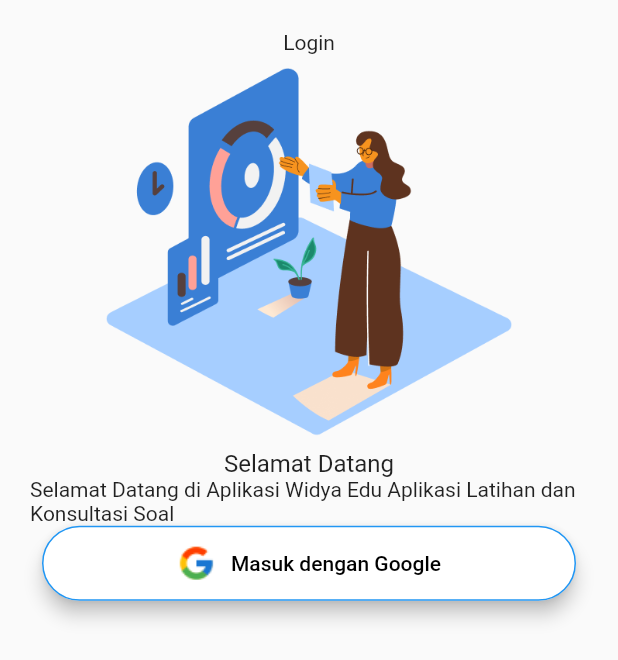
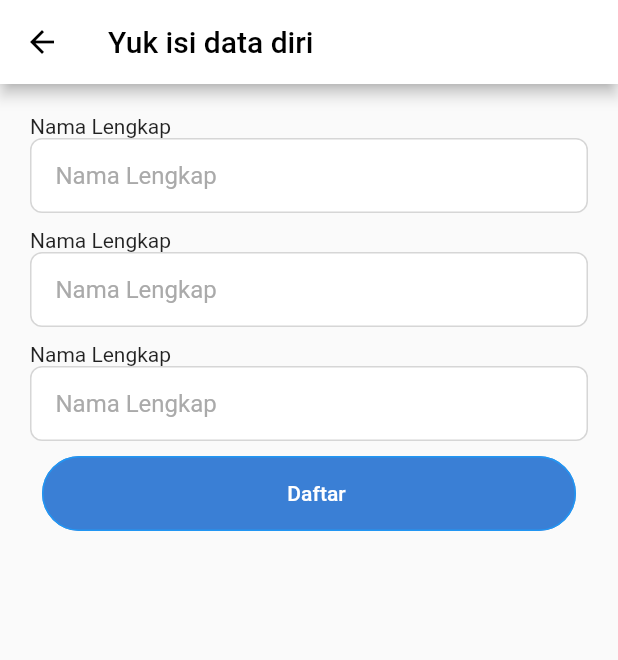
Before and after one commit to kimebmen/latihansoal, a Flutter app: the LoginPage screen opened directly, after a tap on "Masuk dengan Google", on a phone screen of 412 x 824 dp. Shown: the top 660 px of the screen. Run offline on Flutter 3.47's test engine with Material 2 defaults, Android fonts, the phone set to English and light mode, and no system bars.

Commit message:
addRegisterPage

```diff
--- a/lib/main.dart
+++ b/lib/main.dart
@@ -1,5 +1,5 @@
 import 'package:flutter/material.dart';
-import 'package:test1/view/auth/splash_screen.dart';
+import 'package:test1/view/splash_screen.dart';
 
 void main() {
   runApp(const MyApp());
--- a/lib/view/login_page.dart
+++ b/lib/view/login_page.dart
@@ -1,4 +1,5 @@
 import 'package:flutter/material.dart';
+import 'package:test1/view/register_page.dart';
 
 class LoginPage extends StatelessWidget {
   const LoginPage({Key? key}) : super(key: key);
@@ -21,11 +22,12 @@
               ),
               Text(
                   "Selamat Datang di Aplikasi Widya Edu Aplikasi Latihan dan Konsultasi Soal"),
+              Spacer(),
               Padding(
                 padding: const EdgeInsets.symmetric(horizontal: 8.0),
                 child: ElevatedButton(
                   style: ElevatedButton.styleFrom(
-                    elevation: 5,
+                    elevation: 0,
                     primary: Colors.white,
                     fixedSize: const Size(double.infinity, 50),
                     shape: RoundedRectangleBorder(
@@ -38,8 +40,8 @@
                     ),
                   ),
                   onPressed: () {
-                    // Navigator.of(context).push(MaterialPageRoute(
-                    //     builder: (context) => const RegisterPage()));
+                    Navigator.of(context).push(MaterialPageRoute(
+                        builder: (context) => const RegisterPage()));
                   },
                   child: Row(
                     mainAxisAlignment: MainAxisAlignment.center,
@@ -55,7 +57,43 @@
                     ],
                   ),
                 ),
-              )
+              ),
+              SizedBox(height: 10),
+              Padding(
+                padding: const EdgeInsets.symmetric(horizontal: 8.0),
+                child: ElevatedButton(
+                  style: ElevatedButton.styleFrom(
+                    elevation: 0,
+                    primary: Colors.black,
+                    fixedSize: const Size(double.infinity, 50),
+                    shape: RoundedRectangleBorder(
+                      borderRadius: BorderRadius.circular(25),
+                      side: const BorderSide(
+                        color: Colors.blue,
+                        style: BorderStyle.solid,
+                        width: 1,
+                      ),
+                    ),
+                  ),
+                  onPressed: () {
+                    Navigator.of(context).push(MaterialPageRoute(
+                        builder: (context) => const RegisterPage()));
+                  },
+                  child: Row(
+                    mainAxisAlignment: MainAxisAlignment.center,
+                    children: [
+                      Image.asset("assets/auth/ic_apple.png"),
+                      const SizedBox(width: 10),
+                      const Text(
+                        "Masuk dengan Apple",
+                        style: TextStyle(
+                          color: Colors.white,
+                        ),
+                      ),
+                    ],
+                  ),
+                ),
+              ),
             ],
           ),
         ),
--- /dev/null
+++ b/lib/view/register_page.dart
@@ -0,0 +1,148 @@
+import 'package:flutter/material.dart';
+
+class RegisterPage extends StatefulWidget {
+  const RegisterPage({Key? key}) : super(key: key);
+
+  @override
+  State<RegisterPage> createState() => _RegisterPageState();
+}
+
+class _RegisterPageState extends State<RegisterPage> {
+  TextEditingController nameController = TextEditingController();
+  @override
+  Widget build(BuildContext context) {
+    return Scaffold(
+      appBar: AppBar(
+        iconTheme: IconThemeData(color: Colors.black),
+        backgroundColor: Colors.white,
+        title: Text(
+          "Yuk isi data diri",
+          style: TextStyle(color: Colors.black),
+        ),
+      ),
+      body: SingleChildScrollView(
+        child: Padding(
+          padding: const EdgeInsets.all(20.0),
+          child: Column(crossAxisAlignment: CrossAxisAlignment.start, children: [
+            Text("Nama Lengkap"),
+            Container(
+              padding: const EdgeInsets.symmetric(
+                horizontal: 16,
+              ),
+              decoration: BoxDecoration(
+                borderRadius: BorderRadius.circular(8),
+                color: Colors.white,
+                border: Border.all(
+                  color: const Color(0xFFD6D6D6),
+                ),
+              ),
+              child: TextField(
+                controller: nameController,
+                decoration: InputDecoration(
+                  disabledBorder: InputBorder.none,
+                  border: InputBorder.none,
+                  hintText: "Nama Lengkap",
+                  hintStyle: TextStyle(
+                    color: Color(0XFFAAAAAA),
+                  ),
+                ),
+              ),
+            ),
+            SizedBox(
+              height: 10,
+            ),
+            Text("Nama Lengkap"),
+            Container(
+              padding: const EdgeInsets.symmetric(
+                horizontal: 16,
+              ),
+              decoration: BoxDecoration(
+                borderRadius: BorderRadius.circular(8),
+                color: Colors.white,
+                border: Border.all(
+                  color: const Color(0xFFD6D6D6),
+                ),
+              ),
+              child: TextField(
+                decoration: InputDecoration(
+                  disabledBorder: InputBorder.none,
+                  border: InputBorder.none,
+                  hintText: "Nama Lengkap",
+                  hintStyle: TextStyle(
+                    color: Color(0XFFAAAAAA),
+                  ),
+                ),
+              ),
+            ),
+            SizedBox(
+              height: 10,
+            ),
+            Text("Nama Lengkap"),
+            Container(
+              padding: const EdgeInsets.symmetric(
+                horizontal: 16,
+              ),
+              decoration: BoxDecoration(
+                borderRadius: BorderRadius.circular(8),
+                color: Colors.white,
+                border: Border.all(
+                  color: const Color(0xFFD6D6D6),
+                ),
+              ),
+              child: TextField(
+                decoration: InputDecoration(
+                  disabledBorder: InputBorder.none,
+                  border: InputBorder.none,
+                  hintText: "Nama Lengkap",
+                  hintStyle: TextStyle(
+                    color: Color(0XFFAAAAAA),
+                  ),
+                ),
+              ),
+            ),
+            SizedBox(
+              height: 10,
+            ),
+
+            Padding(
+              padding: const EdgeInsets.symmetric(horizontal: 8.0),
+              child: ElevatedButton(
+                style: ElevatedButton.styleFrom(
+                  elevation: 0,
+                  primary: Color(0xff3A7FD5),
+                  fixedSize: const Size(double.infinity, 50),
+                  shape: RoundedRectangleBorder(
+                    borderRadius: BorderRadius.circular(25),
+                    side: const BorderSide(
+                      color: Colors.blue,
+                      style: BorderStyle.solid,
+                      width: 1,
+                    ),
+                  ),
+                ),
+                onPressed: () {
+                  print(nameController.text);
+                  // Navigator.of(context).push(MaterialPageRoute(
+                  //     builder: (context) => const RegisterPage()));
+                },
+                child: Row(
+                  mainAxisAlignment: MainAxisAlignment.center,
+                  children: [
+                    // Image.asset("assets/auth/ic_apple.png"),
+                    const SizedBox(width: 10),
+                    const Text(
+                      "Daftar",
+                      style: TextStyle(
+                        color: Colors.white,
+                      ),
+                    ),
+                  ],
+                ),
+              ),
+            ),
+          ]),
+        ),
+      ),
+    );
+  }
+}
```
Also changed, not shown: lib/view/backup/register_page_scrolview.dart (added, +352 -0 lines), lib/view/file.dart (deleted), lib/view/splash_screen.dart (renamed from lib/view/auth/splash_screen.dart).
